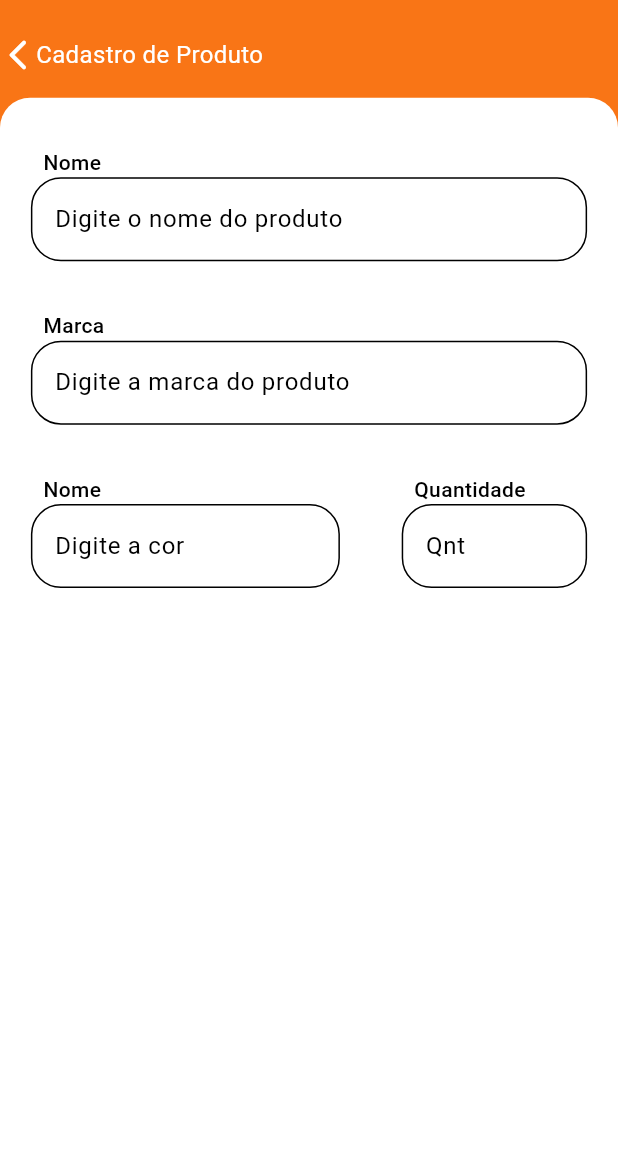
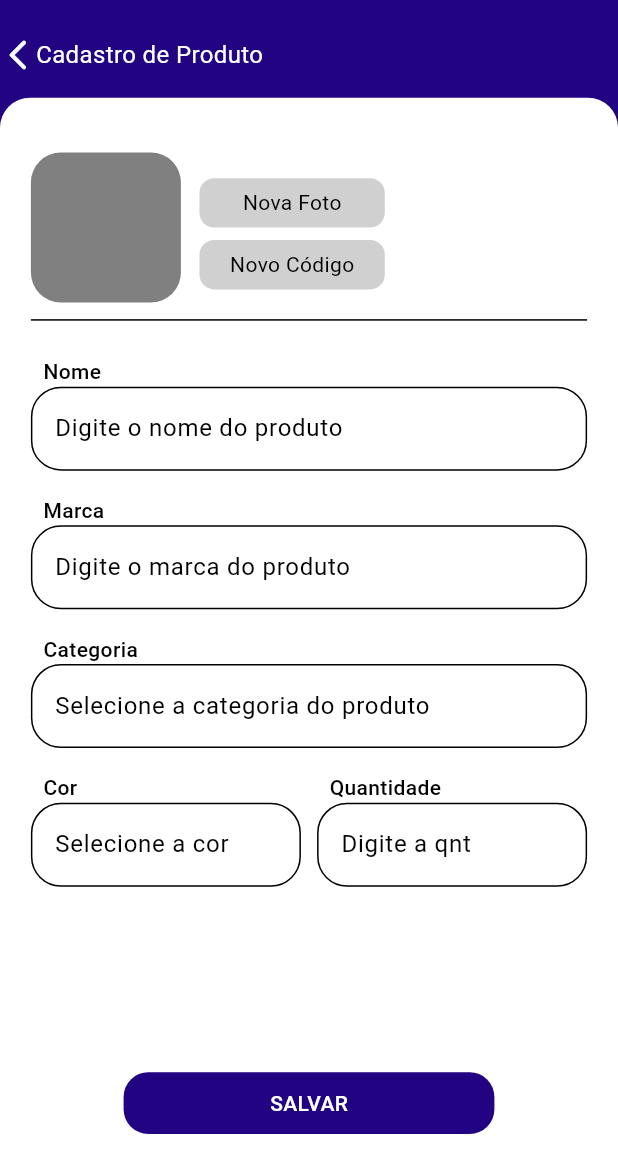
Before and after one commit to LuizRocha014/Smart_Storege_App_Flutter, a Flutter app: the CadastroProduto widget shown alone on an empty page, opened directly, on a phone screen of 412 x 824 dp. Shown: the top 1173 px of the screen. Run offline on Flutter 3.47's test engine with Material 3 defaults, Android fonts, the phone set to English and light mode, and no system bars; our stand-ins replace get, sqflite_sqlcipher; missing offline and left inert: boleto_utils, flutter_barcode_scanner; accounts and stored records are empty; network calls fail.

Commit message:
criado tela de cadastro de produto

```diff
--- a/app_estoque/lib/modules/login/controllers/login_controller.dart
+++ b/app_estoque/lib/modules/login/controllers/login_controller.dart
@@ -3,7 +3,6 @@ import 'dart:convert';
 
 import 'package:app_estoque/base/models/user/user.dart';
 import 'package:app_estoque/modules/menu/pages/home_page.dart';
-import 'package:app_estoque/modules/menu/pages/new_menu_inicial_page.dart';
 import 'package:app_estoque/modules/shere/widget/button_widget.dart';
 import 'package:app_estoque/utils/fonts.dart';
 import 'package:app_estoque/utils/service_erro.dart';
--- a/app_estoque/lib/modules/menu/pages/home_page.dart
+++ b/app_estoque/lib/modules/menu/pages/home_page.dart
@@ -123,8 +123,8 @@ class _HomePageState extends State<HomePage> {
             child: TextField(
               decoration: InputDecoration(
                 filled: true,
-                fillColor: CoresDoAplicativo
-                    .secundaryColor, // Cor de fundo similar à da imagem
+                fillColor: CoresDoAplicativo.secundaryColor
+                    .withOpacity(0.8), // Cor de fundo similar à da imagem
                 hintText: 'Busque uma venda',
                 prefixIcon: const Icon(Icons.search),
                 suffixIcon: GestureDetector(
--- a/app_estoque/lib/modules/produtos/page/cadastro_produto_page.dart
+++ b/app_estoque/lib/modules/produtos/page/cadastro_produto_page.dart
@@ -1,6 +1,8 @@
+import 'package:app_estoque/modules/shere/widget/button_widget.dart';
 import 'package:app_estoque/modules/shere/widget/text_field_widget.dart';
 import 'package:app_estoque/utils/backgrounds/background_principal.dart';
-import 'package:flutter/cupertino.dart';
+import 'package:app_estoque/utils/cores_do_aplicativo.dart';
+import 'package:app_estoque/widget/text_widget.dart';
 import 'package:flutter/material.dart';
 
 class CadastroProduto extends StatelessWidget {
@@ -15,49 +17,122 @@ class CadastroProduto extends StatelessWidget {
             top: MediaQuery.of(context).size.height * 0.04,
             left: MediaQuery.of(context).size.width * 0.05,
             right: MediaQuery.of(context).size.width * 0.05),
+        child: Expanded(
           child: ListView(
             children: [
-            Padding(
-              padding: EdgeInsets.only(
-                  bottom: MediaQuery.of(context).size.height * 0.04),
-              child: TextFieldWidget(
-                controller: TextEditingController(),
-                titulo: "Nome",
-                hintText: "Digite o nome do produto",
+              Row(
+                children: [
+                  Container(
+                    height: 100,
+                    width: 100,
+                    decoration: BoxDecoration(
+                      color: CoresDoAplicativo.gray,
+                      borderRadius: BorderRadius.circular(20),
                     ),
                   ),
                   Padding(
-              padding: EdgeInsets.only(
-                  bottom: MediaQuery.of(context).size.height * 0.04),
-              child: TextFieldWidget(
-                controller: TextEditingController(),
-                titulo: "Marca",
-                hintText: "Digite a marca do produto",
+                    padding: EdgeInsets.symmetric(
+                        horizontal: MediaQuery.of(context).size.width * 0.03,
+                        vertical: MediaQuery.of(context).size.width * 0.03),
+                    child: Column(
+                      mainAxisAlignment: MainAxisAlignment.center,
+                      children: [
+                        Padding(
+                          padding: EdgeInsets.symmetric(
+                              vertical:
+                                  MediaQuery.of(context).size.height * 0.01),
+                          child: Container(
+                            height: MediaQuery.of(context).size.height * 0.04,
+                            width: MediaQuery.of(context).size.width * 0.30,
+                            decoration: const BoxDecoration(
+                              color: CoresDoAplicativo.brancoFumaca,
+                              borderRadius: BorderRadius.all(
+                                Radius.circular(10),
                               ),
                             ),
-            Padding(
-              padding: EdgeInsets.only(
-                  bottom: MediaQuery.of(context).size.height * 0.04),
-              child: Row(
-                mainAxisAlignment: MainAxisAlignment.spaceBetween,
-                children: [
-                  TextFieldWidget(
-                    widthLargura: MediaQuery.of(context).size.width * 0.5,
-                    controller: TextEditingController(),
-                    titulo: "Nome",
-                    hintText: "Digite a cor",
+                            child: const Center(
+                              child: TextWidget("Nova Foto"),
                             ),
-                  TextFieldWidget(
-                    widthLargura: MediaQuery.of(context).size.width * 0.3,
-                    controller: TextEditingController(),
-                    titulo: "Quantidade",
-                    hintText: "Qnt",
+                          ),
+                        ),
+                        Container(
+                          height: MediaQuery.of(context).size.height * 0.04,
+                          width: MediaQuery.of(context).size.width * 0.30,
+                          decoration: const BoxDecoration(
+                            color: CoresDoAplicativo.brancoFumaca,
+                            borderRadius: BorderRadius.all(
+                              Radius.circular(10),
+                            ),
+                          ),
+                          child: const Center(
+                            child: TextWidget("Novo Código"),
+                          ),
                         ),
                       ],
                     ),
                   ),
                 ],
               ),
+              const Divider(),
+              Padding(
+                padding: EdgeInsets.only(
+                    top: MediaQuery.of(context).size.height * 0.02),
+                child: TextFieldWidget(
+                  controller: TextEditingController(),
+                  hintText: "Digite o nome do produto",
+                  titulo: "Nome",
+                ),
+              ),
+              Padding(
+                padding: EdgeInsets.only(
+                    top: MediaQuery.of(context).size.height * 0.02),
+                child: TextFieldWidget(
+                  controller: TextEditingController(),
+                  hintText: "Digite o marca do produto",
+                  titulo: "Marca",
+                ),
+              ),
+              Padding(
+                padding: EdgeInsets.only(
+                    top: MediaQuery.of(context).size.height * 0.02),
+                child: TextFieldWidget(
+                  controller: TextEditingController(),
+                  hintText: "Selecione a categoria do produto",
+                  titulo: "Categoria",
+                ),
+              ),
+              Padding(
+                padding: EdgeInsets.only(
+                    top: MediaQuery.of(context).size.height * 0.02),
+                child: Row(
+                  mainAxisAlignment: MainAxisAlignment.spaceBetween,
+                  children: [
+                    SizedBox(
+                      width: 180,
+                      child: TextFieldWidget(
+                          titulo: "Cor",
+                          hintText: "Selecione a cor",
+                          controller: TextEditingController()),
+                    ),
+                    SizedBox(
+                      width: 180,
+                      child: TextFieldWidget(
+                          titulo: "Quantidade",
+                          hintText: "Digite a qnt",
+                          controller: TextEditingController()),
+                    )
+                  ],
+                ),
+              ),
+              SizedBox(
+                height: MediaQuery.of(context).size.height * 0.15,
+              ),
+              const Align(
+                  alignment: Alignment.bottomCenter,
+                  child: ButtonWidget("SALVAR"))
+            ],
+          ),
+        ),
       ),
     );
   }
--- a/app_estoque/lib/modules/produtos/page/produtos_page.dart
+++ b/app_estoque/lib/modules/produtos/page/produtos_page.dart
@@ -26,7 +26,7 @@ class _MyWidgetState extends State<ProdutosPage> {
           onPressed: () => Get.to(const CadastroProduto()),
           backgroundColor: CoresDoAplicativo.primaryColor,
           tooltip: 'Increment Counter',
-          child: const Icon(Icons.add)),
+          child: const Icon(color: CoresDoAplicativo.branco, Icons.add)),
       titulo: "Produtos",
       child: ListView(
         children: [
--- a/app_estoque/lib/modules/shere/controllers/base_controller.dart
+++ b/app_estoque/lib/modules/shere/controllers/base_controller.dart
@@ -9,7 +9,7 @@ import 'package:get/state_manager.dart';
 abstract class BaseController extends GetxController  {
   late RxBool _isLoading;
   late final GlobalKey<FormState> _formKey;
-  late final String url  = "192.168.15.11:5031";
+  late final String url  = "192.168.15.52:5031";
   late User? usuario;
 
   BaseController() {
--- a/app_estoque/lib/utils/backgrounds/background_principal.dart
+++ b/app_estoque/lib/utils/backgrounds/background_principal.dart
@@ -43,7 +43,7 @@ class _BackgroundWidgetState extends State<BackgroundWidget> {
                       children: [
                         Visibility(
                             visible: widget.enableBackButton,
-                          replacement:  Padding(
+                            replacement: Padding(
                               padding: const EdgeInsets.only(left: 20),
                               child: TextWidget(
                                 widget.titulo ?? "",
--- a/app_estoque/lib/utils/cores_do_aplicativo.dart
+++ b/app_estoque/lib/utils/cores_do_aplicativo.dart
@@ -1,8 +1,8 @@
 import 'package:flutter/material.dart';
 
 class CoresDoAplicativo {
-  static const Color primaryColor = Color(0xFFf97516);
-  static const Color secundaryColor = Color(0xFFffd2b3);
+  static const Color primaryColor = Color(0xFF220382);
+  static const Color secundaryColor = Color(0xFFe1fa05);
   static const Color transparente = Color(0xFFcccccc);
   static const Color preto = Color(0xFF000000);
   static const Color textGray = Color(0xFF4F4F4F);
```
Also changed, not shown: 2 other files. Lines whose indentation alone changed are shown as unchanged.
